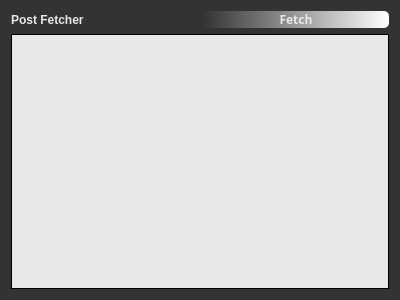
This is widget.ui in mbcarruthers/post_fetcher as Qt 5 draws it before an edit. The edited form follows.
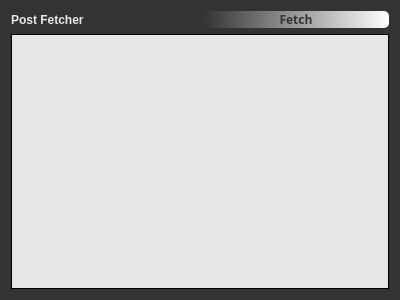
This is the edited form.

Diff of the .ui file:
```diff
--- a/widget.ui
+++ b/widget.ui
@@ -37,7 +37,7 @@
        <property name="styleSheet">
         <string notr="true">
 background-color: qlineargradient(spread:pad, x1:0, y1:0, x2:1, y2:0, stop:0 rgba(51,51,51, 255), stop:1 rgba(255, 255, 255, 255));
-color: rgb(231,231,234);
+color: rgb(51,51,51);
 font-family:Avenir Next;
 font-weight:bold;
 
```
